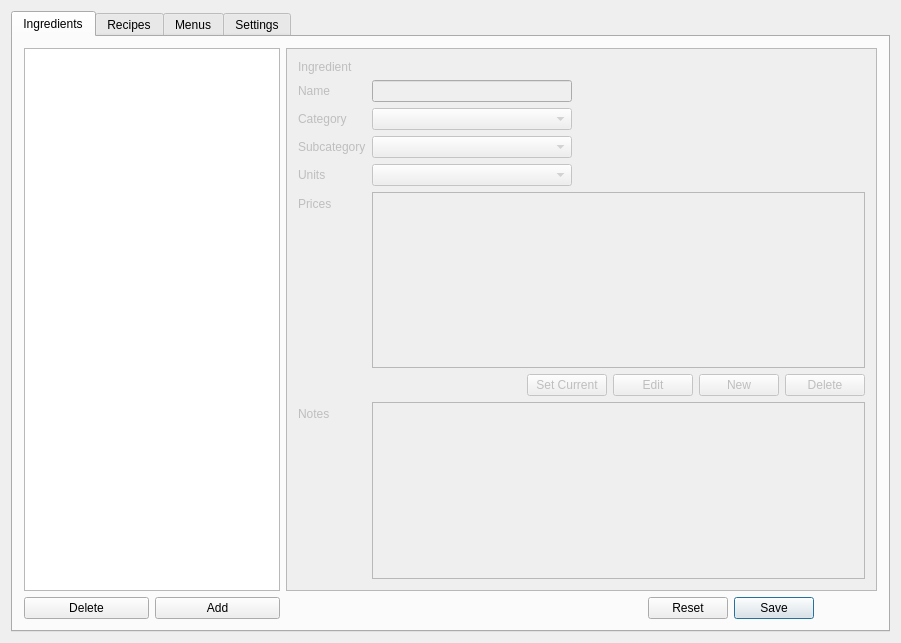
Before: the Qt Designer form mainwindow.ui in Greezael/sukaldu, drawn with Qt 5.
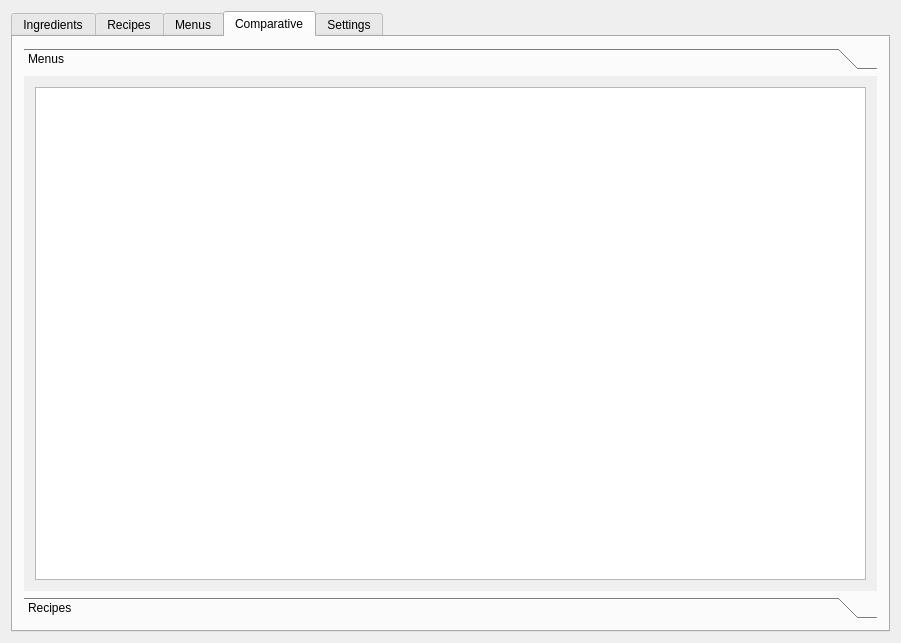
After: the same form once the commit is applied. The open tabs and pages were chosen to show the change.

Commit message: Comparative section

What changed in the file:
```diff
--- a/mainwindow.ui
+++ b/mainwindow.ui
@@ -856,6 +856,66 @@
         </item>
        </layout>
       </widget>
+      <widget class="QWidget" name="statistics">
+       <attribute name="title">
+        <string>Comparative</string>
+       </attribute>
+       <layout class="QGridLayout" name="gridLayout_9">
+        <item row="0" column="0">
+         <widget class="QToolBox" name="toolBox_2">
+          <property name="currentIndex">
+           <number>0</number>
+          </property>
+          <widget class="QWidget" name="page">
+           <property name="geometry">
+            <rect>
+             <x>0</x>
+             <y>0</y>
+             <width>861</width>
+             <height>523</height>
+            </rect>
+           </property>
+           <attribute name="label">
+            <string>Menus</string>
+           </attribute>
+           <layout class="QHBoxLayout" name="horizontalLayout_5">
+            <item>
+             <widget class="QTableView" name="sta_menu">
+              <property name="sortingEnabled">
+               <bool>true</bool>
+              </property>
+             </widget>
+            </item>
+           </layout>
+           <zorder>sta_menu</zorder>
+           <zorder>sta_recipe</zorder>
+          </widget>
+          <widget class="QWidget" name="page_2">
+           <property name="geometry">
+            <rect>
+             <x>0</x>
+             <y>0</y>
+             <width>861</width>
+             <height>523</height>
+            </rect>
+           </property>
+           <attribute name="label">
+            <string>Recipes</string>
+           </attribute>
+           <layout class="QHBoxLayout" name="horizontalLayout_7">
+            <item>
+             <widget class="QTableView" name="sta_recipe">
+              <property name="sortingEnabled">
+               <bool>true</bool>
+              </property>
+             </widget>
+            </item>
+           </layout>
+          </widget>
+         </widget>
+        </item>
+       </layout>
+      </widget>
       <widget class="QWidget" name="config">
        <attribute name="title">
         <string>Settings</string>
```
Left out of the diff: 4 changed lines with no effect on the pictures. The commit also changes 7 other files.
